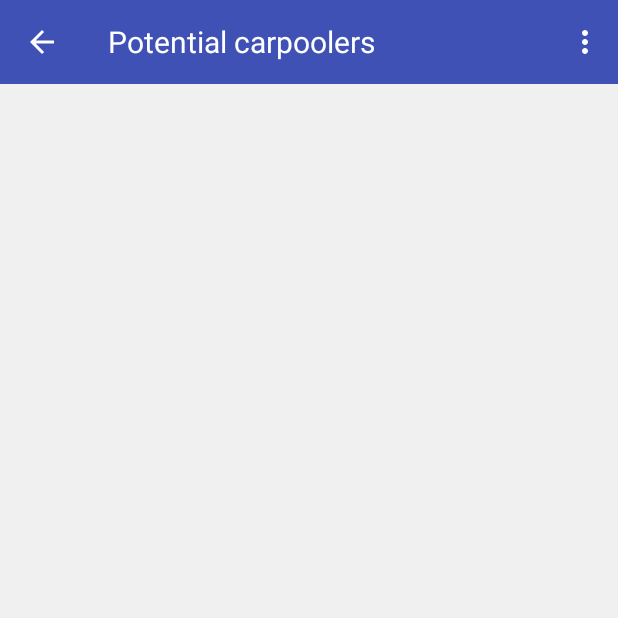
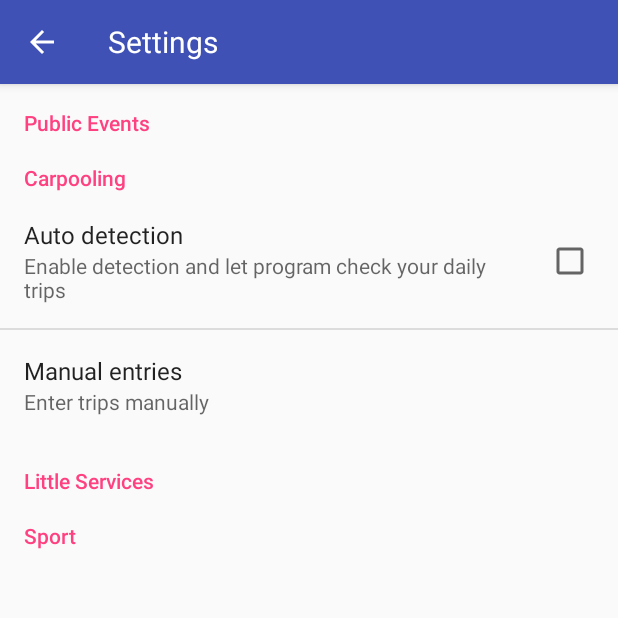
Before and after one commit to 0rangeProject/BeSocial, an Android app: the PotentialCarpoolersActivity screen opened directly, with no data from a screen before it, in the options menu, after a tap on "Settings", on a phone screen of 412 x 824 dp, the top half of it. Run offline under Robolectric (Android 15) with nearby library versions, the phone set to English and light mode, and no system bars.

Commit message:
Settings added

```diff
--- a/app/src/main/AndroidManifest.xml
+++ b/app/src/main/AndroidManifest.xml
@@ -45,6 +45,11 @@
                 <action android:name="android.intent.action.MAIN" />
                 <category android:name="android.intent.category.LAUNCHER" />
             </intent-filter>
+        </activity>
+
+        <activity
+            android:name=".SettingsActivity"
+            android:parentActivityName=".MainActivity">
         </activity>
 
         <!-- Sport -->
--- /dev/null
+++ b/app/src/main/java/com/example/agathe/tsgtest/SettingsActivity.java
@@ -0,0 +1,41 @@
+package com.example.agathe.tsgtest;
+
+import android.content.Intent;
+import android.content.SharedPreferences;
+import android.os.Bundle;
+import android.preference.CheckBoxPreference;
+import android.preference.Preference;
+import android.preference.PreferenceManager;
+import android.support.v7.app.ActionBar;
+import android.support.v7.app.ActionBarActivity;
+import android.support.v7.app.AppCompatActivity;
+import android.support.v7.widget.Toolbar;
+import android.util.Log;
+import android.widget.Toast;
+
+import com.example.agathe.tsgtest.carpooling.GeolocationService;
+
+import java.util.ArrayList;
+import java.util.List;
+
+/**
+ * Created by agathe on 29/01/17.
+ */
+
+public class SettingsActivity extends AppCompatActivity {
+
+    @Override
+    public void onCreate(Bundle savedInstanceState) {
+        super.onCreate(savedInstanceState);
+        setContentView(R.layout.pref_layout);
+
+        Toolbar myToolbar = (Toolbar) findViewById(R.id.toolbar_preferences);
+        setSupportActionBar(myToolbar);
+
+        // Get a support ActionBar corresponding to this toolbar
+        ActionBar ab = getSupportActionBar();
+        ab.setDisplayHomeAsUpEnabled(true);
+
+        getFragmentManager().beginTransaction().replace(R.id.content_frame, new SettingsFragment()).commit();
+    }
+}
--- /dev/null
+++ b/app/src/main/java/com/example/agathe/tsgtest/SettingsFragment.java
@@ -0,0 +1,65 @@
+package com.example.agathe.tsgtest;
+
+import android.content.Intent;
+import android.content.SharedPreferences;
+import android.os.Bundle;
+import android.preference.CheckBoxPreference;
+import android.preference.Preference;
+import android.preference.PreferenceFragment;
+import android.preference.PreferenceManager;
+import android.preference.PreferenceScreen;
+import android.util.Log;
+
+import com.example.agathe.tsgtest.carpooling.EntriesVisualisationActivity;
+import com.example.agathe.tsgtest.carpooling.GeolocationService;
+import com.example.agathe.tsgtest.carpooling.HomeCarpoolingActivity;
+
+/**
+ * Created by agathe on 29/01/17.
+ */
+
+public class SettingsFragment extends PreferenceFragment implements Preference.OnPreferenceClickListener {
+
+    public static final String KEY_PREF_DETECTION_ENABLED = "pref_detection_enabled";
+    public static final String KEY_PREF_MANUAL_ENTRIES = "pref_manual_entries";
+
+    @Override
+    public void onCreate(Bundle savedInstanceState) {
+        super.onCreate(savedInstanceState);
+        addPreferencesFromResource(R.xml.preferences);
+
+        Preference manualEntries = (Preference) findPreference(KEY_PREF_MANUAL_ENTRIES);
+
+        manualEntries.setOnPreferenceClickListener(this);
+
+        CheckBoxPreference checkboxPref = (CheckBoxPreference)getPreferenceManager().findPreference(KEY_PREF_DETECTION_ENABLED);
+        checkboxPref.setOnPreferenceChangeListener(new Preference.OnPreferenceChangeListener() {
+
+            public boolean onPreferenceChange(Preference preference, Object newValue) {
+
+                boolean myValue = (Boolean) newValue;
+
+                if (myValue) {
+                    getActivity().startService(new Intent(getActivity(), GeolocationService.class));
+                    Log.i("App", "Service ok");
+                }
+                else {
+                    getActivity().stopService(new Intent(getActivity(), GeolocationService.class));
+                    Log.i("App", "Service down");
+                }
+                return true;
+            }
+        });
+    }
+
+    @Override
+    public boolean onPreferenceClick(Preference preference) {
+        if (preference.getKey().equals(KEY_PREF_MANUAL_ENTRIES)) {
+            Intent intent = new Intent(getActivity(), EntriesVisualisationActivity.class);
+            startActivity(intent);
+            Log.i("App", "Manual OK");
+        }
+        return false;
+    }
+
+}
--- a/app/src/main/java/com/example/agathe/tsgtest/carpooling/PotentialCarpoolersActivity.java
+++ b/app/src/main/java/com/example/agathe/tsgtest/carpooling/PotentialCarpoolersActivity.java
@@ -1,5 +1,6 @@
 package com.example.agathe.tsgtest.carpooling;
 
+import android.content.Intent;
 import android.os.Bundle;
 import android.support.v7.app.ActionBar;
 import android.support.v7.app.AppCompatActivity;
@@ -9,8 +10,9 @@ import android.view.Menu;
 import android.view.MenuItem;
 
 import com.example.agathe.tsgtest.R;
+import com.example.agathe.tsgtest.SettingsActivity;
+import com.example.agathe.tsgtest.SettingsFragment;
 import com.example.agathe.tsgtest.dto.CommonTravel;
-import com.olab.smplibrary.SMPLibrary;
 
 import java.util.ArrayList;
 
@@ -64,9 +66,6 @@ public class PotentialCarpoolersActivity extends AppCompatActivity {
     @Override
     public boolean onOptionsItemSelected(MenuItem item) {
         switch (item.getItemId()) {
-            case R.id.action_disconnect:
-                SMPLibrary.Logout();
-                return true;
 
             case R.id.action_about:
                 android.support.v7.app.AlertDialog.Builder builder = new android.support.v7.app.AlertDialog.Builder(this);
@@ -79,6 +78,8 @@ public class PotentialCarpoolersActivity extends AppCompatActivity {
                 return true;
 
             case R.id.action_main_settings:
+                Intent intent = new Intent(PotentialCarpoolersActivity.this, SettingsActivity.class);
+                startActivity(intent);
                 return true;
 
             default:
--- /dev/null
+++ b/app/src/main/res/layout/pref_layout.xml
@@ -0,0 +1,32 @@
+<RelativeLayout
+    xmlns:android="http://schemas.android.com/apk/res/android"
+    xmlns:app="http://schemas.android.com/apk/res-auto"
+    android:orientation="vertical"
+    android:layout_width="match_parent"
+    android:layout_height="match_parent">
+
+    <android.support.v7.widget.Toolbar
+        android:id="@+id/toolbar_preferences"
+        android:layout_width="match_parent"
+        android:layout_height="?attr/actionBarSize"
+        android:background="?attr/colorPrimary"
+        android:elevation="4dp"
+        android:theme="@style/ThemeOverlay.AppCompat.Dark.ActionBar"
+        app:popupTheme="@style/ThemeOverlay.AppCompat.Light">
+
+        <TextView
+            android:layout_width="match_parent"
+            android:layout_height="wrap_content"
+            android:text="@string/settings_name"
+            android:textSize="20sp"
+            android:textColor="#FFFFFF" />
+
+    </android.support.v7.widget.Toolbar>
+
+    <FrameLayout
+        android:id="@+id/content_frame"
+        android:layout_below="@+id/toolbar_preferences"
+        android:layout_width="match_parent"
+        android:layout_height="wrap_content" />
+
+</RelativeLayout>
--- a/app/src/main/res/menu/menu_main.xml
+++ b/app/src/main/res/menu/menu_main.xml
@@ -2,11 +2,6 @@
     xmlns:app="http://schemas.android.com/apk/res-auto"
     xmlns:tools="http://schemas.android.com/tools"
     tools:context="com.example.agathe.tsgtest.MainActivity">
-    <item
-        android:id="@+id/action_disconnect"
-        android:orderInCategory="100"
-        android:title="@string/action_disconnect"
-        app:showAsAction="never" />
     <item
         android:id="@+id/action_main_settings"
         android:orderInCategory="100"
--- a/app/src/main/res/values/strings.xml
+++ b/app/src/main/res/values/strings.xml
@@ -98,7 +98,14 @@
     <string name="menu_sport">Sport</string>
     <string name="menu_pe">Public Events</string>
 
-    <!-- Sign in -->
-    <string name="sign_in">Sign in with your Google Account</string>
-    <string name="skip">Skip</string>
+    <!-- Settings -->
+    <string name="settings_name">Settings</string>
+    <string name="pref_public_events_title">Public Events</string>
+    <string name="pref_carpooling_title">Carpooling</string>
+    <string name="pref_little_services_title">Little Services</string>
+    <string name="pref_sport_title">Sport</string>
+    <string name="pref_title_detection_enabled">Auto detection</string>
+    <string name="pref_summary_detection_enabled">Enable detection and let program check your daily trips</string>
+    <string name="pref_title_manual_entries">Manual entries</string>
+    <string name="pref_summary_manual_entries">Enter trips manually</string>
 </resources>
--- /dev/null
+++ b/app/src/main/res/xml/preferences.xml
@@ -0,0 +1,32 @@
+<PreferenceScreen
+    xmlns:android="http://schemas.android.com/apk/res/android"
+    android:layout_height="fill_parent"
+    android:layout_width="fill_parent">
+    <PreferenceCategory
+        android:title="@string/pref_public_events_title"
+        android:key="pref_key_public_events">
+
+    </PreferenceCategory>
+    <PreferenceCategory
+        android:title="@string/pref_carpooling_title"
+        android:key="pref_key_carpooling">
+        <CheckBoxPreference
+            android:key="pref_detection_enabled"
+            android:summary="@string/pref_summary_detection_enabled"
+            android:title="@string/pref_title_detection_enabled" />
+        <Preference
+            android:key="pref_manual_entries"
+            android:summary="@string/pref_summary_manual_entries"
+            android:title="@string/pref_title_manual_entries"/>
+    </PreferenceCategory>
+    <PreferenceCategory
+        android:title="@string/pref_little_services_title"
+        android:key="pref_key_little_services">
+
+    </PreferenceCategory>
+    <PreferenceCategory
+        android:title="@string/pref_sport_title"
+        android:key="pref_key_sport">
+
+    </PreferenceCategory>
+</PreferenceScreen>
```
Also changed, not shown: app/src/main/java/com/example/agathe/tsgtest/MainActivity.java (+3 -8 lines), app/src/main/java/com/example/agathe/tsgtest/carpooling/EntriesVisualisationActivity.java (+6 -5 lines), app/src/main/java/com/example/agathe/tsgtest/carpooling/HomeCarpoolingActivity.java (+4 -5 lines), app/src/main/java/com/example/agathe/tsgtest/carpooling/PurposeActivity.java (+4 -6 lines), app/src/main/java/com/example/agathe/tsgtest/events/PublicEventsActivity.java (+4 -6 lines), app/src/main/java/com/example/agathe/tsgtest/littleservices/LittleServicesActivity.java (+5 -5 lines), app/src/main/java/com/example/agathe/tsgtest/sport/SportActivity.java (+4 -5 lines).
